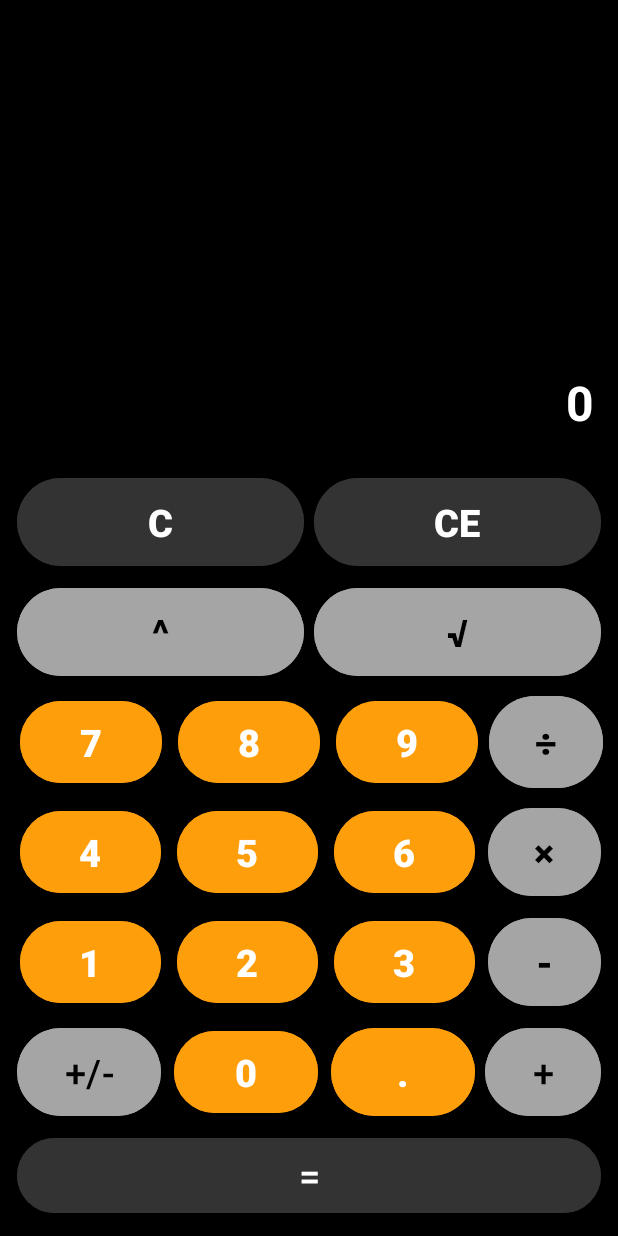
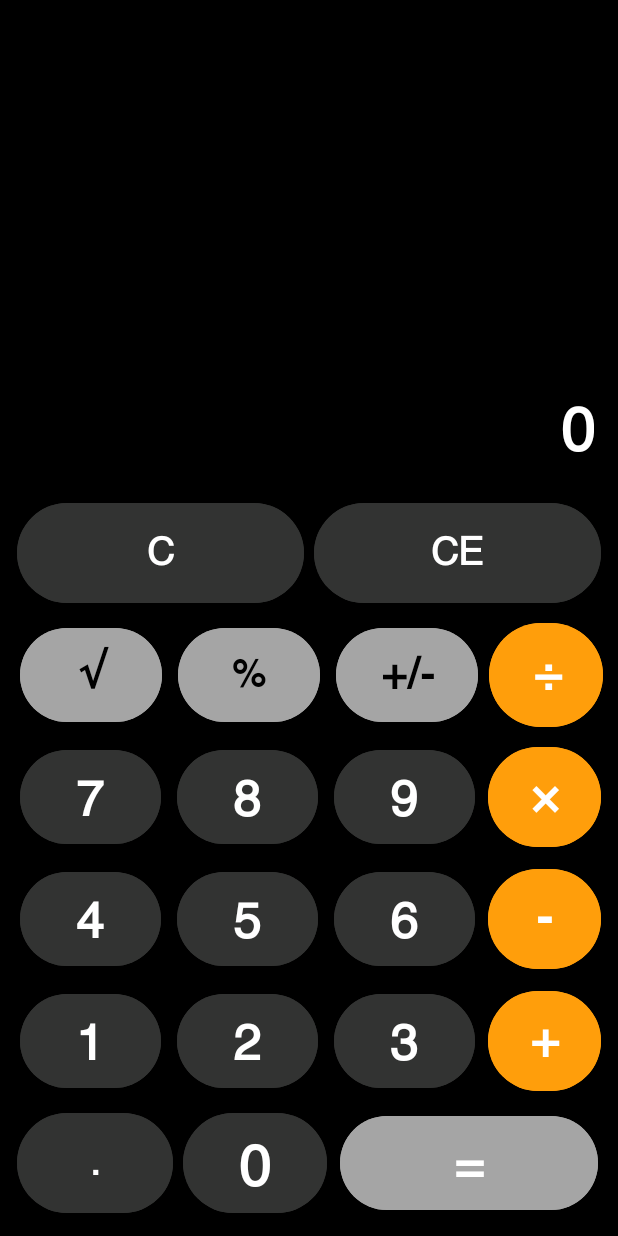
Before and after one commit to JuanSKr/android-calculator, an Android app: the screen it shows after launch (MainActivity), after a tap on an icon or button, on a phone screen of 412 x 824 dp. Run offline under Robolectric (Android 15) with nearby library versions, the phone set to English and light mode, and no system bars.

Commit message:
New interface design
- La interfaz ha sido rediseñada.
· Se ha seguido un diseño inspirado en la calculadora de iOS 17.
· El botón de potencia ha sido sustuido por el botón de módulo.
· Se ha añadido una nueva fuente para la aplicación.

```diff
--- a/app/src/main/java/com/sk/androidcalculator/MainActivity.kt
+++ b/app/src/main/java/com/sk/androidcalculator/MainActivity.kt
@@ -30,7 +30,7 @@ class MainActivity : AppCompatActivity() {
         val btnMultiply: Button = findViewById(R.id.btnMultiply)
         val btnDivide: Button = findViewById(R.id.btnDivide)
         val btnSqrt: Button = findViewById(R.id.btnSqrt)
-        val btnPower: Button = findViewById(R.id.btnPower)
+        val btnModule: Button = findViewById(R.id.btnModule)
 
         val resultView: TextView = findViewById(R.id.resultView)
         val historyView: TextView = findViewById(R.id.historyView)
@@ -48,7 +48,6 @@ class MainActivity : AppCompatActivity() {
             btnMultiply.isEnabled = true
             btnDivide.isEnabled = true
             btnSqrt.isEnabled = true
-            btnPower.isEnabled = true
         }
 
         fun deactivateButtons() {
@@ -57,11 +56,10 @@ class MainActivity : AppCompatActivity() {
             btnMultiply.isEnabled = false
             btnDivide.isEnabled = false
             btnSqrt.isEnabled = false
-            btnPower.isEnabled = false
         }
 
         fun defaultSize() {
-            resultView.textSize = 32F
+            resultView.textSize = 40.5F
         }
 
         fun clearHistory() {
@@ -70,7 +68,7 @@ class MainActivity : AppCompatActivity() {
 
         val buttons = listOf(
             btn0, btn1, btn2, btn3, btn4, btn5, btn6, btn7, btn8, btn9,
-            btnEqual, btnPlus, btnMinus, btnMultiply, btnDivide, btnSqrt, btnPower,
+            btnEqual, btnPlus, btnMinus, btnMultiply, btnDivide, btnSqrt,
             btnClean, btnCleanAll, btnDecimal, btnNegate
         )
 
@@ -84,8 +82,10 @@ class MainActivity : AppCompatActivity() {
                 if (currentText == "0") {
                     resultView.text = index.toString()
                 } else {
+                    if(numCount == 9) {
+                        resultView.textSize = 29.5F
+                    }
                     if (numCount >= 10) {
-                        resultView.textSize = 27F
                         Toast.makeText(
                             this,
                             "You have reached the maximum number of digits.",
@@ -192,14 +192,20 @@ class MainActivity : AppCompatActivity() {
             }
         }
 
-        btnPower.setOnClickListener {
+        fun calculateModule(number: Double) {
+            val result = number / 100
+            resultView.text = result.toString()
+            historyView.text = number.toInt().toString() + "% = " + result
+            numCount = 0
+        }
+
+        btnModule.setOnClickListener {
             if (resultView.text == "0") {
                 Toast.makeText(this, "Enter a number first", Toast.LENGTH_SHORT).show()
 
             } else {
-                resultView.text = resultView.text.toString() + " ^ "
-                deactivateButtons()
-                btnDecimal.isEnabled = true
+                val number = resultView.text.toString().toDoubleOrNull()
+                calculateModule(number!!)
                 numCount = 0
             }
         }
@@ -235,11 +241,12 @@ class MainActivity : AppCompatActivity() {
 
         btnEqual.setOnClickListener {
             activateButtons()
+            defaultSize()
             btnDecimal.isEnabled = true
             numCount = 0
 
             val text = resultView.text.toString()
-            val operators = listOf("+", "-", "÷", "×", "^")
+            val operators = listOf("+", "-", "÷", "×", "^", "%")
 
             var operationDone = false
 
@@ -256,7 +263,7 @@ class MainActivity : AppCompatActivity() {
                                 "-" -> num1 - num2
                                 "÷" -> num1 / num2
                                 "×" -> num1 * num2
-                                "^" -> Math.pow(num1, num2)
+                                "%" -> num1 % num2
                                 else -> null
                             }
                             if (result != null) {
--- a/app/src/main/res/layout/activity_main.xml
+++ b/app/src/main/res/layout/activity_main.xml
@@ -43,13 +43,13 @@
             <TextView
                 android:id="@+id/resultView"
                 android:layout_width="match_parent"
-                android:layout_height="wrap_content"
+                android:layout_height="match_parent"
                 android:background="@color/black"
                 android:gravity="end|center_vertical"
                 android:padding="8dp"
                 android:text="@string/button_0"
                 android:textColor="@color/white"
-                android:textSize="33.5sp"
+                android:textSize="40.5sp"
                 android:textStyle="bold" />
 
         </LinearLayout>
@@ -91,29 +91,56 @@
             android:layout_height="0dp"
             android:layout_weight="1.5">
 
-            <Button
-                android:id="@+id/btnPower"
-                android:layout_width="0dp"
-                android:layout_height="match_parent"
-                android:layout_margin="3dp"
-                android:layout_weight="1"
-                android:backgroundTint="@color/gray_light"
-                android:text="@string/button_power"
-                android:textColor="@color/black"
-                android:textSize="25sp"
-                android:textStyle="bold" />
+
 
             <Button
                 android:id="@+id/btnSqrt"
                 android:layout_width="0dp"
                 android:layout_height="match_parent"
-                android:layout_margin="3dp"
+                android:layout_margin="5dp"
                 android:layout_weight="1"
                 android:backgroundTint="@color/gray_light"
                 android:text="@string/button_sqrt"
                 android:textColor="@color/black"
+                android:textSize="28sp"
+                android:textStyle="bold" />
+
+            <Button
+                android:id="@+id/btnModule"
+                android:layout_width="0dp"
+                android:layout_height="match_parent"
+                android:layout_margin="5dp"
+                android:layout_weight="1"
+                android:backgroundTint="@color/gray_light"
+                android:text="@string/button_percent"
+                android:textColor="@color/black"
                 android:textSize="25sp"
-                android:textStyle="bold" />
+                android:textStyle="bold"/>
+
+            <Button
+                android:id="@+id/btnNegate"
+                android:layout_width="0dp"
+                android:layout_height="match_parent"
+                android:layout_margin="5dp"
+                android:layout_weight="1"
+                android:backgroundTint="@color/gray_light"
+                android:textColor="@color/black"
+                android:text="@string/button_negate"
+                android:textStyle="bold"
+                android:textSize="29sp" />
+
+            <Button
+                android:id="@+id/btnDivide"
+                android:layout_width="0dp"
+                android:layout_height="match_parent"
+                android:layout_margin="2dp"
+                android:layout_weight="0.8"
+                android:backgroundTint="@color/orange"
+                android:textColor="@color/white"
+                android:text="@string/button_divide"
+                android:textSize="33sp"
+                android:textStyle="bold"/>
+
 
         </LinearLayout>
 
@@ -128,10 +155,10 @@
                 android:layout_height="match_parent"
                 android:layout_margin="5dp"
                 android:layout_weight="1"
-                android:backgroundTint="@color/orange"
+                android:backgroundTint="@color/gray_dark"
                 android:text="@string/button_7"
                 android:textColor="@color/white"
-                android:textSize="25sp"
+                android:textSize="33sp"
                 android:textStyle="bold" />
 
             <Button
@@ -140,10 +167,10 @@
                 android:layout_height="match_parent"
                 android:layout_margin="5dp"
                 android:layout_weight="1"
-                android:backgroundTint="@color/orange"
+                android:backgroundTint="@color/gray_dark"
                 android:text="@string/button_8"
                 android:textColor="@color/white"
-                android:textSize="25sp"
+                android:textSize="33sp"
                 android:textStyle="bold" />
 
             <Button
@@ -152,23 +179,25 @@
                 android:layout_height="match_parent"
                 android:layout_margin="5dp"
                 android:layout_weight="1"
-                android:backgroundTint="@color/orange"
+                android:backgroundTint="@color/gray_dark"
                 android:text="@string/button_9"
                 android:textColor="@color/white"
-                android:textSize="25sp"
+                android:textSize="33sp"
+                android:textStyle="bold"/>
+
+            <Button
+                android:id="@+id/btnMultiply"
+                android:layout_width="0dp"
+                android:layout_height="match_parent"
+                android:layout_margin="3dp"
+                android:layout_weight="0.8"
+                android:backgroundTint="@color/orange"
+                android:textColor="@color/white"
+                android:text="@string/button_multiply"
+                android:textSize="33sp"
                 android:textStyle="bold" />
 
-            <Button
-                android:id="@+id/btnDivide"
-                android:layout_width="0dp"
-                android:layout_height="match_parent"
-                android:layout_margin="2dp"
-                android:layout_weight="0.8"
-                android:backgroundTint="@color/gray_light"
-                android:text="@string/button_divide"
-                android:textColor="@color/black"
-                android:textSize="25sp"
-                android:textStyle="bold" />
+
 
         </LinearLayout>
 
@@ -183,10 +212,10 @@
                 android:layout_height="match_parent"
                 android:layout_margin="5dp"
                 android:layout_weight="1"
-                android:backgroundTint="@color/orange"
+                android:backgroundTint="@color/gray_dark"
                 android:text="@string/button_4"
                 android:textColor="@color/white"
-                android:textSize="25sp"
+                android:textSize="33sp"
                 android:textStyle="bold" />
 
             <Button
@@ -195,11 +224,11 @@
                 android:layout_height="match_parent"
                 android:layout_margin="5dp"
                 android:layout_weight="1"
-                android:backgroundTint="@color/orange"
+                android:backgroundTint="@color/gray_dark"
                 android:text="@string/button_5"
                 android:textColor="@color/white"
-                android:textSize="25sp"
-                android:textStyle="bold" />
+                android:textSize="33sp"
+                android:textStyle="bold"/>
 
             <Button
                 android:id="@+id/btn6"
@@ -207,23 +236,25 @@
                 android:layout_height="match_parent"
                 android:layout_margin="5dp"
                 android:layout_weight="1"
-                android:backgroundTint="@color/orange"
+                android:backgroundTint="@color/gray_dark"
                 android:text="@string/button_6"
                 android:textColor="@color/white"
-                android:textSize="25sp"
+                android:textSize="33sp"
                 android:textStyle="bold" />
 
             <Button
-                android:id="@+id/btnMultiply"
+                android:id="@+id/btnMinus"
                 android:layout_width="0dp"
                 android:layout_height="match_parent"
                 android:layout_margin="3dp"
                 android:layout_weight="0.8"
-                android:backgroundTint="@color/gray_light"
-                android:text="@string/button_multiply"
-                android:textColor="@color/black"
-                android:textSize="25sp"
+                android:backgroundTint="@color/orange"
+                android:textColor="@color/white"
+                android:text="@string/button_minus"
+                android:textSize="33sp"
                 android:textStyle="bold" />
+
+
 
         </LinearLayout>
 
@@ -238,10 +269,10 @@
                 android:layout_height="match_parent"
                 android:layout_margin="5dp"
                 android:layout_weight="1"
-                android:backgroundTint="@color/orange"
+                android:backgroundTint="@color/gray_dark"
                 android:text="@string/button_1"
                 android:textColor="@color/white"
-                android:textSize="25sp"
+                android:textSize="33sp"
                 android:textStyle="bold" />
 
             <Button
@@ -250,10 +281,10 @@
                 android:layout_height="match_parent"
                 android:layout_margin="5dp"
                 android:layout_weight="1"
-                android:backgroundTint="@color/orange"
+                android:backgroundTint="@color/gray_dark"
                 android:text="@string/button_2"
                 android:textColor="@color/white"
-                android:textSize="25sp"
+                android:textSize="33sp"
                 android:textStyle="bold" />
 
             <Button
@@ -262,23 +293,25 @@
                 android:layout_height="match_parent"
                 android:layout_margin="5dp"
                 android:layout_weight="1"
-                android:backgroundTint="@color/orange"
+                android:backgroundTint="@color/gray_dark"
                 android:text="@string/button_3"
                 android:textColor="@color/white"
-                android:textSize="25sp"
+                android:textSize="33sp"
                 android:textStyle="bold" />
 
             <Button
-                android:id="@+id/btnMinus"
+                android:id="@+id/btnSuma"
                 android:layout_width="0dp"
                 android:layout_height="match_parent"
                 android:layout_margin="3dp"
                 android:layout_weight="0.8"
-                android:backgroundTint="@color/gray_light"
-                android:text="@string/button_minus"
-                android:textColor="@color/black"
-                android:textSize="25sp"
-                android:textStyle="bold" />
+                android:backgroundTint="@color/orange"
+                android:textColor="@color/white"
+                android:text="@string/button_plus"
+                android:textSize="33sp"
+                android:textStyle="bold"/>
+
+
 
         </LinearLayout>
 
@@ -288,62 +321,44 @@
             android:layout_weight="1.5">
 
             <Button
-                android:id="@+id/btnNegate"
-                android:layout_width="0dp"
+                android:id="@+id/btnDecimal"
+                android:layout_width="10dp"
                 android:layout_height="match_parent"
                 android:layout_margin="3dp"
-                android:layout_weight="1"
-                android:backgroundTint="@color/gray_light"
-                android:text="@string/button_negate"
-                android:textColor="@color/black"
-                android:textSize="25sp" />
-
-            <Button
-                android:id="@+id/btn0"
-                android:layout_width="0dp"
-                android:layout_height="match_parent"
-                android:layout_margin="5dp"
-                android:layout_weight="1"
-                android:backgroundTint="@color/orange"
-                android:text="@string/button_0"
-                android:textColor="@color/white"
-                android:textSize="25sp"
-                android:textStyle="bold" />
-
-            <Button
-                android:id="@+id/btnDecimal"
-                android:layout_width="0dp"
-                android:layout_height="match_parent"
-                android:layout_margin="3dp"
-                android:layout_weight="1"
-                android:backgroundTint="@color/orange"
+                android:layout_weight="0.55"
+                android:backgroundTint="@color/gray_dark"
                 android:text="@string/button_decimal"
                 android:textColor="@color/white"
                 android:textSize="25sp"
                 android:textStyle="bold" />
 
             <Button
-                android:id="@+id/btnSuma"
+                android:id="@+id/btn0"
+                android:layout_width="2dp"
+                android:layout_height="match_parent"
+                android:layout_margin="3dp"
+                android:layout_weight="0.55"
+                android:backgroundTint="@color/gray_dark"
+                android:text="@string/button_0"
+                android:textColor="@color/white"
+                android:textSize="38sp"
+                android:textStyle="bold" />
+
+            <Button
+                android:id="@+id/btnEqual"
                 android:layout_width="0dp"
                 android:layout_height="match_parent"
-                android:layout_margin="3dp"
-                android:layout_weight="0.8"
+                android:layout_margin="5dp"
+                android:layout_weight="1"
                 android:backgroundTint="@color/gray_light"
-                android:text="@string/button_plus"
-                android:textColor="@color/black"
-                android:textSize="25sp" />
+                android:text="@string/button_equal"
+                android:textColor="@color/white"
+                android:textSize="34sp"
+                android:textStyle="bold"/>
+
 
         </LinearLayout>
 
-        <Button
-            android:id="@+id/btnEqual"
-            android:layout_width="match_parent"
-            android:layout_height="58dp"
-            android:layout_margin="3dp"
-            android:backgroundTint="@color/gray_dark"
-            android:text="@string/button_equal"
-            android:textColor="@color/white"
-            android:textSize="25sp" />
 
     </LinearLayout>
 
--- a/app/src/main/res/values-night/themes.xml
+++ b/app/src/main/res/values-night/themes.xml
@@ -2,7 +2,9 @@
     <!-- Base application theme. -->
     <style name="Base.Theme.Calculator" parent="Theme.Material3.DayNight.NoActionBar">
         <!-- Customize your light theme here. -->
-        <item name="colorSurfaceInverse">@color/black</item>
+        <item name="colorSurfaceInverse">@color/white</item>
+        <item name="colorPrimary">@color/black</item>
+        <item name="android:fontFamily">@font/helvetica</item>
     </style>
 
     <style name="Theme.Calculator" parent="Base.Theme.Calculator" />
--- a/app/src/main/res/values/strings.xml
+++ b/app/src/main/res/values/strings.xml
@@ -21,4 +21,5 @@
     <string name="button_negate">+/-</string>
     <string name="button_power">^</string>
     <string name="button_sqrt">√</string>
+    <string name="button_percent">%</string>
 </resources>
--- a/app/src/main/res/values/themes.xml
+++ b/app/src/main/res/values/themes.xml
@@ -2,8 +2,9 @@
     <!-- Base application theme. -->
     <style name="Base.Theme.Calculator" parent="Theme.Material3.DayNight.NoActionBar">
         <!-- Customize your light theme here. -->
-        <item name="colorSurfaceInverse">@color/black</item>
+        <item name="colorSurfaceInverse">@color/white</item>
         <item name="colorPrimary">@color/black</item>
+        <item name="android:fontFamily">@font/helvetica</item>
     </style>
 
     <style name="Theme.Calculator" parent="Base.Theme.Calculator" />
```
Also changed, not shown: app/src/main/res/font/helvetica.ttf (added).
